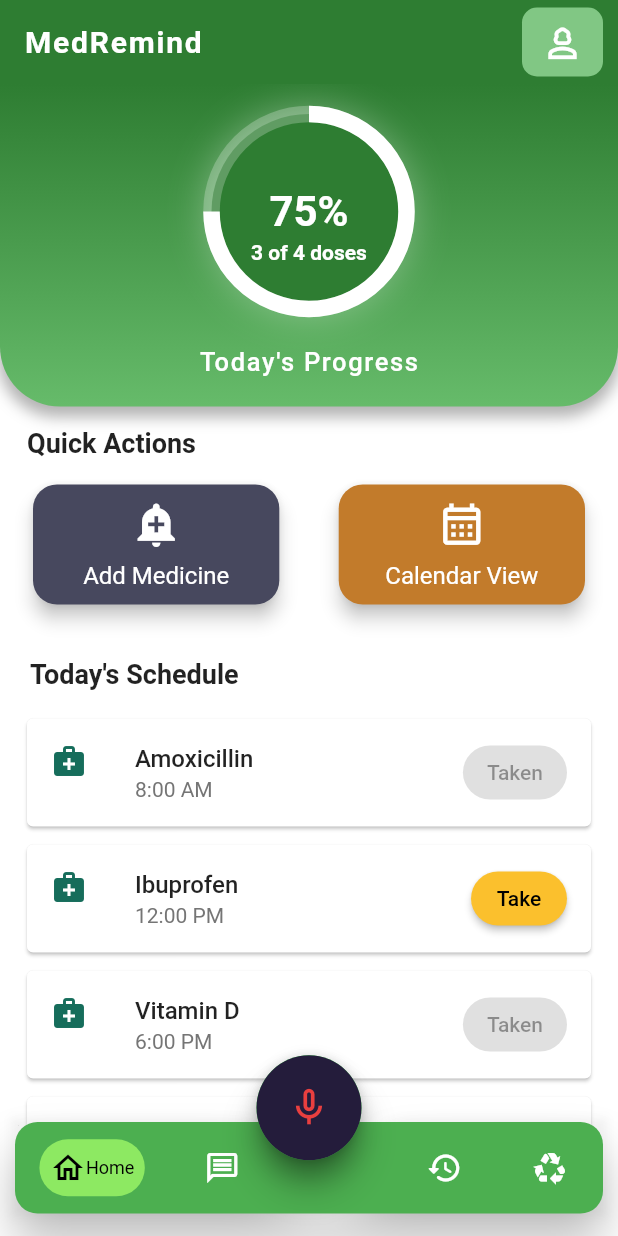
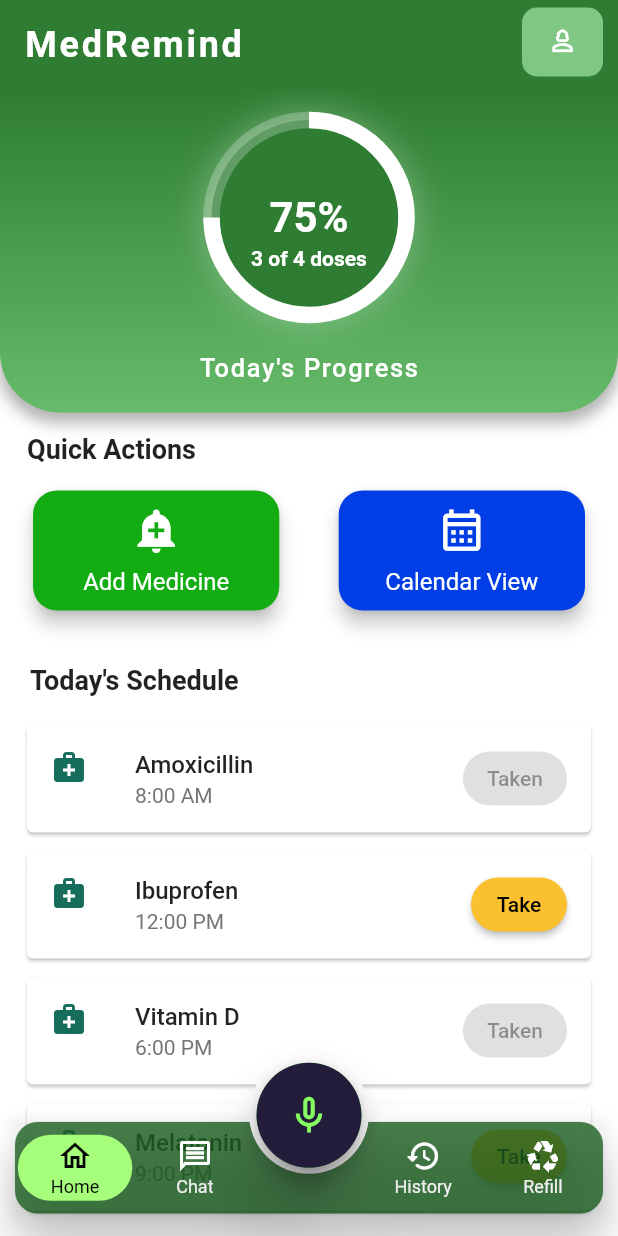
Before and after one commit to yadhugopakumar/Miniproject, a Flutter app: the screen it shows after launch, on a phone screen of 412 x 824 dp. Run offline on Flutter 3.47's test engine with Material 2 defaults, Android fonts, the phone set to English and light mode, and no system bars.

Commit message:
updated ui of homepage and bugfix 24/7/25

```diff
--- a/lib/bottomnavbar.dart
+++ b/lib/bottomnavbar.dart
@@ -23,13 +23,13 @@ class _BottomnavbarState extends State<Bottomnavbar> {
       extendBody: true,
       floatingActionButtonLocation: FloatingActionButtonLocation.centerDocked,
       floatingActionButton: Padding(
-        padding: const EdgeInsets.only(bottom: 19),
+        padding: const EdgeInsets.only(bottom: 9),
         child: Material(
           color: Color.fromARGB(255, 93, 255, 101),
           shape: RoundedRectangleBorder(
             borderRadius: BorderRadius.circular(35),
           ),
-          elevation: 10,
+          elevation: 20,
           child: Container(
             height: 70.0,
             width: 70.0,
@@ -39,7 +39,7 @@ class _BottomnavbarState extends State<Bottomnavbar> {
               child: const Icon(
                 Icons.mic_none_sharp,
                 size: 30,
-                color: Color.fromARGB(255, 233, 63, 63),
+                color: Color.fromARGB(255, 134, 255, 97),
               ),
             ),
           ),
@@ -54,8 +54,12 @@ class _BottomnavbarState extends State<Bottomnavbar> {
           elevation: 10,
           child: Container(
               decoration: BoxDecoration(
-                color: Colors.green,
+                color: Colors.green[900]!.withOpacity(0.8),
                 borderRadius: BorderRadius.circular(15),
+                border: Border.all(
+                  color: Colors.green[900]!,
+                  width: 0.1,
+                ),
               ),
               height: kToolbarHeight + 5,
               child: Row(
@@ -65,7 +69,28 @@ class _BottomnavbarState extends State<Bottomnavbar> {
                       icon: Icons.home_outlined, index: 0, label: "Home"),
                   _buildNavItem(
                       icon: Icons.message_outlined, index: 1, label: "Chat"),
-                  const SizedBox(width: 45), // For FAB notch
+                  Stack(
+                    alignment: Alignment.topCenter,
+                    clipBehavior: Clip.none,
+                    children: [
+                      Container(
+                        width: MediaQuery.of(context).size.width / 6,
+                        height: 50,
+                        color: Colors.transparent, // optional background placeholder
+                      ),
+                      Positioned(
+                        top: -51, // half of height to make it overlap nicely
+                        child: Container(
+                          width: 80,
+                          height: 80,
+                          decoration: const BoxDecoration(
+                            color: Colors.white,
+                            shape: BoxShape.circle,
+                          ),
+                        ),
+                      ),
+                    ],
+                  ),
                   _buildNavItem(
                       icon: Icons.history_rounded, index: 2, label: "History"),
                   _buildNavItem(
@@ -89,29 +114,28 @@ class _BottomnavbarState extends State<Bottomnavbar> {
     return GestureDetector(
       onTap: () => setState(() => _selectedIndex = index),
       child: Container(
+        width: MediaQuery.of(context).size.width / 5.4,
         decoration: BoxDecoration(
-            borderRadius: BorderRadius.circular(30),
+            borderRadius: BorderRadius.circular(24),
             color: isSelected
-                ? Color.fromARGB(255, 141, 233, 98)
+                ? Color.fromARGB(255, 165, 255, 123)
                 : Colors.transparent),
-        padding: const EdgeInsets.symmetric(horizontal: 7, vertical: 7),
+        padding: const EdgeInsets.symmetric(horizontal: 8, vertical: 2),
         child: Column(
-          mainAxisAlignment: MainAxisAlignment.center,
+          mainAxisAlignment: MainAxisAlignment.spaceEvenly,
           mainAxisSize: MainAxisSize.min,
           children: [
-            Row(
-              mainAxisAlignment: MainAxisAlignment.spaceBetween,
-              children: [
-                Icon(
-                  icon,
-                  color: isSelected ? Colors.black :  Colors.white,
-                ),
-                SizedBox(height: 4),
-                Text(
-                  isSelected ? label : "",
-                  style: const TextStyle(fontSize: 12, color: Colors.black),
-                ),
-              ],
+            Icon(
+              icon,
+              color: isSelected ? Colors.black : Colors.white,
+            ),
+            SizedBox(height: 2),
+            Text(
+              isSelected ? label : label,
+              style: isSelected
+                  ? TextStyle(fontSize: 12, color: Colors.black)
+                  : TextStyle(
+                      fontSize: 12, color: Color.fromARGB(255, 240, 240, 240)),
             ),
           ],
         ),
--- a/lib/pages/homepage.dart
+++ b/lib/pages/homepage.dart
@@ -1,17 +1,16 @@
-
 import 'package:flutter/material.dart';
 
 class Homepage extends StatefulWidget {
   const Homepage({super.key});
 
   @override
-  State<Homepage> createState() => _HomepageStateContent(); // Renamed to avoid conflict
+  State<Homepage> createState() =>
+      _HomepageStateContent();
 }
 
-class _HomepageStateContent extends State<Homepage> { // Renamed to avoid conflict
+class _HomepageStateContent extends State<Homepage> {
   final DateTime today = DateTime.now();
 
-  // Removed initState as it contained Hive logic
 
   @override
   Widget build(BuildContext context) {
@@ -29,52 +28,71 @@ class _HomepageStateContent extends State<Homepage> { // Renamed to avoid confli
       {'medicine': 'Vitamin D', 'time': '6:00 PM', 'taken': true},
       {'medicine': 'Melatonin', 'time': '9:00 PM', 'taken': false},
     ];
-
     return Scaffold(
-      appBar: AppBar(
-        title: const Text('MedRemind',
+      backgroundColor: Colors.white,
+      body: CustomScrollView(
+        slivers: [
+          SliverAppBar(
+            pinned: true,
+            expandedHeight: 60.0,
+            backgroundColor: Colors.green[800],
+            elevation: 0,
+            centerTitle: true,
+            flexibleSpace: const FlexibleSpaceBar(
+              centerTitle: false,
+              expandedTitleScale: 1.5,
+              title: Text('MedRemind',
                   style: TextStyle(
                       color: Colors.white,
-                fontSize: 20,
+                      fontSize: 16,
                       fontWeight: FontWeight.bold,
                       letterSpacing: 1.2)),
+              titlePadding: const EdgeInsets.only(left: 16, bottom: 16),
+            ),
             actions: [
               Padding(
                 padding: const EdgeInsets.only(right: 10.0, top: 5, bottom: 5),
-            child: Container(
+                child:  Container(
                   decoration: BoxDecoration(
                     color: Colors.green[300],
                     borderRadius: BorderRadius.circular(10),
                   ),
                   padding: const EdgeInsets.all(3),
+
                   child: IconButton(
                     onPressed: () {
                       print('Profile button pressed!');
-                  // Navigator.push(context, MaterialPageRoute(builder: (_) => Profilepg())), // Removed navigation
                     },
                     icon: const Icon(Icons.person_3_outlined,
-                    color: Colors.white, size: 28),
+                        color: Colors.white, size: 20),
                   ),
                 ),
               )
             ],
-        backgroundColor: Colors.green[800],
-        elevation: 0,
+
+
           ),
-      backgroundColor: Colors.white,
-      body: ListView(
+          SliverToBoxAdapter(
+            child: Column(
+              crossAxisAlignment: CrossAxisAlignment.start,
               children: [
-          _buildProgressBar(staticProgress, staticTakenCount, staticTotalDoses),
+                _buildProgressBar(
+                    staticProgress, staticTakenCount, staticTotalDoses),
                 _buildQuickActions(context, backgroundGreen),
                 const Padding(
                   padding: EdgeInsets.only(left: 20.0, bottom: 3, top: 16),
                   child: Text("Today's Schedule",
-                style: TextStyle(
-                    fontSize: 18, fontWeight: FontWeight.bold)),
+                      style:
+                          TextStyle(fontSize: 18, fontWeight: FontWeight.bold)),
                 ),
                 const SizedBox(height: 10),
-          // Dynamically build schedule tiles from static data
-          ...staticSchedule.map((entry) {
+              ],
+            ),
+          ),
+          SliverList(
+            delegate: SliverChildBuilderDelegate(
+              (context, index) {
+                final entry = staticSchedule[index];
                 return _scheduleTile(
                   context,
                   medicine: entry['medicine'],
@@ -83,11 +101,13 @@ class _HomepageStateContent extends State<Homepage> { // Renamed to avoid confli
                   backgroundGreen: backgroundGreen,
                   onTap: () {
                     print('Tapped on ${entry['medicine']} - ${entry['time']}');
-                // You can add local state management here if needed for 'taken' status
                   },
                 );
-          }).toList(),
-          const SizedBox(height: 20),
+              },
+              childCount: staticSchedule.length,
+            ),
+          ),
+          const SliverToBoxAdapter(child: SizedBox(height: 130)),
         ],
       ),
     );
@@ -99,7 +119,10 @@ class _HomepageStateContent extends State<Homepage> { // Renamed to avoid confli
       padding: const EdgeInsets.only(top: 20, bottom: 10),
       decoration: BoxDecoration(
         gradient: LinearGradient(
-          colors: [Colors.green.shade800!, Colors.green.shade400!], // Added ! for null safety
+          colors: [
+            Colors.green.shade800,
+            Colors.green.shade400
+          ], // Added ! for null safety
           begin: Alignment.topCenter,
           end: Alignment.bottomCenter,
         ),
@@ -141,7 +164,8 @@ class _HomepageStateContent extends State<Homepage> { // Renamed to avoid confli
                       value: progress,
                       strokeWidth: 11,
                       backgroundColor: Colors.white24,
-                      valueColor: const AlwaysStoppedAnimation<Color>(Colors.white),
+                      valueColor:
+                          const AlwaysStoppedAnimation<Color>(Colors.white),
                     ),
                   ),
                 ),
@@ -191,7 +215,7 @@ class _HomepageStateContent extends State<Homepage> { // Renamed to avoid confli
             children: [
               _quickActionCard(
                 context: context,
-                color: Color.fromARGB(255, 71, 72, 94),
+                color: Color.fromARGB(255, 19, 172, 19),
                 icon: Icons.add_alert,
                 label: "Add Medicine",
                 onTap: () {
@@ -201,7 +225,7 @@ class _HomepageStateContent extends State<Homepage> { // Renamed to avoid confli
               ),
               _quickActionCard(
                 context: context,
-                color: Color.fromARGB(255, 194, 123, 43),
+                color: Color.fromARGB(255, 2, 62, 230),
                 icon: Icons.calendar_month_outlined,
                 label: "Calendar View",
                 onTap: () {
@@ -260,7 +284,8 @@ class _HomepageStateContent extends State<Homepage> { // Renamed to avoid confli
     required Color backgroundGreen,
   }) {
     return Card(
-      margin: const EdgeInsets.symmetric(horizontal: 18, vertical: 6), // Added margin for spacing
+      margin: const EdgeInsets.symmetric(
+          horizontal: 18, vertical: 6),
       child: ListTile(
         leading: Icon(Icons.medical_services, color: backgroundGreen),
         title: Text(medicine,
@@ -281,5 +306,3 @@ class _HomepageStateContent extends State<Homepage> { // Renamed to avoid confli
     );
   }
 }
-
-// Removed formatTime and navigatorKey as they were related to Hive data and navigation
```
Lines whose indentation alone changed are shown as unchanged.
